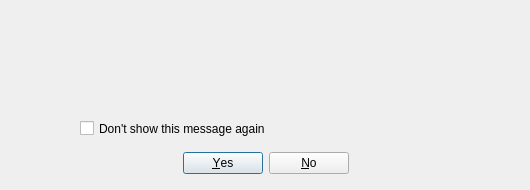
Yubico/yubikey-personalization-gui, file src/ui/confirmbox.ui: the form before one commit.
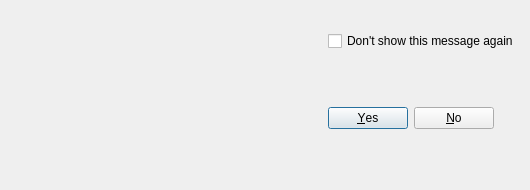
The form after the commit.

Commit message: let the confirmbox expand

Diff of the .ui file:
```diff
--- a/src/ui/confirmbox.ui
+++ b/src/ui/confirmbox.ui
@@ -14,7 +14,7 @@
    </rect>
   </property>
   <property name="sizePolicy">
-   <sizepolicy hsizetype="Fixed" vsizetype="Fixed">
+   <sizepolicy hsizetype="Expanding" vsizetype="Expanding">
     <horstretch>0</horstretch>
     <verstretch>0</verstretch>
    </sizepolicy>
@@ -38,34 +38,36 @@
    <string notr="true">font: 11px &quot;Verdana&quot;;
 color: rgb(0, 0, 0);</string>
   </property>
-  <widget class="QDialogButtonBox" name="buttonBox">
-   <property name="geometry">
-    <rect>
-     <x>10</x>
-     <y>147</y>
-     <width>511</width>
-     <height>32</height>
-    </rect>
+  <layout class="QGridLayout" name="gridLayout">
+   <property name="sizeConstraint">
+    <enum>QLayout::SetMinimumSize</enum>
    </property>
-   <property name="orientation">
-    <enum>Qt::Horizontal</enum>
-   </property>
-   <property name="standardButtons">
-    <set>QDialogButtonBox::No|QDialogButtonBox::Yes</set>
-   </property>
-   <property name="centerButtons">
-    <bool>true</bool>
-   </property>
-  </widget>
+   <item row="0" column="0">
+    <widget class="QLabel" name="iconLbl">
+     <property name="styleSheet">
+      <string notr="true">font-weight: normal;</string>
+     </property>
+     <property name="text">
+      <string/>
+     </property>
+     <property name="scaledContents">
+      <bool>false</bool>
+     </property>
+     <property name="alignment">
+      <set>Qt::AlignLeading|Qt::AlignLeft|Qt::AlignTop</set>
+     </property>
+     <property name="indent">
+      <number>0</number>
+     </property>
+    </widget>
+   </item>
+   <item row="0" column="1">
+    <layout class="QVBoxLayout" name="verticalLayout" stretch="0,0,0">
+     <property name="sizeConstraint">
+      <enum>QLayout::SetMinimumSize</enum>
+     </property>
+     <item>
   <widget class="QLabel" name="msgLbl">
-   <property name="geometry">
-    <rect>
-     <x>80</x>
-     <y>10</y>
-     <width>430</width>
-     <height>100</height>
-    </rect>
-   </property>
    <property name="sizePolicy">
     <sizepolicy hsizetype="Fixed" vsizetype="Fixed">
      <horstretch>0</horstretch>
@@ -81,7 +83,7 @@
    <property name="maximumSize">
     <size>
      <width>430</width>
-     <height>100</height>
+         <height>500</height>
     </size>
    </property>
    <property name="layoutDirection">
@@ -109,40 +111,9 @@
     <number>0</number>
    </property>
   </widget>
-  <widget class="QLabel" name="iconLbl">
-   <property name="geometry">
-    <rect>
-     <x>10</x>
-     <y>10</y>
-     <width>60</width>
-     <height>100</height>
-    </rect>
-   </property>
-   <property name="styleSheet">
-    <string notr="true">font-weight: normal;</string>
-   </property>
-   <property name="text">
-    <string/>
-   </property>
-   <property name="scaledContents">
-    <bool>false</bool>
-   </property>
-   <property name="alignment">
-    <set>Qt::AlignLeading|Qt::AlignLeft|Qt::AlignTop</set>
-   </property>
-   <property name="indent">
-    <number>0</number>
-   </property>
-  </widget>
+     </item>
+     <item>
   <widget class="QCheckBox" name="dontaskCheck">
-   <property name="geometry">
-    <rect>
-     <x>80</x>
-     <y>120</y>
-     <width>211</width>
-     <height>17</height>
-    </rect>
-   </property>
    <property name="styleSheet">
     <string notr="true">font-weight: normal;</string>
    </property>
@@ -150,6 +121,29 @@
     <string>Don't show this message again</string>
    </property>
   </widget>
+     </item>
+     <item>
+      <widget class="QDialogButtonBox" name="buttonBox">
+       <property name="sizePolicy">
+        <sizepolicy hsizetype="Fixed" vsizetype="Expanding">
+         <horstretch>0</horstretch>
+         <verstretch>0</verstretch>
+        </sizepolicy>
+       </property>
+       <property name="orientation">
+        <enum>Qt::Horizontal</enum>
+       </property>
+       <property name="standardButtons">
+        <set>QDialogButtonBox::No|QDialogButtonBox::Yes</set>
+       </property>
+       <property name="centerButtons">
+        <bool>true</bool>
+       </property>
+      </widget>
+     </item>
+    </layout>
+   </item>
+  </layout>
  </widget>
  <tabstops>
   <tabstop>dontaskCheck</tabstop>
```
Lines whose indentation alone changed are shown as unchanged.
